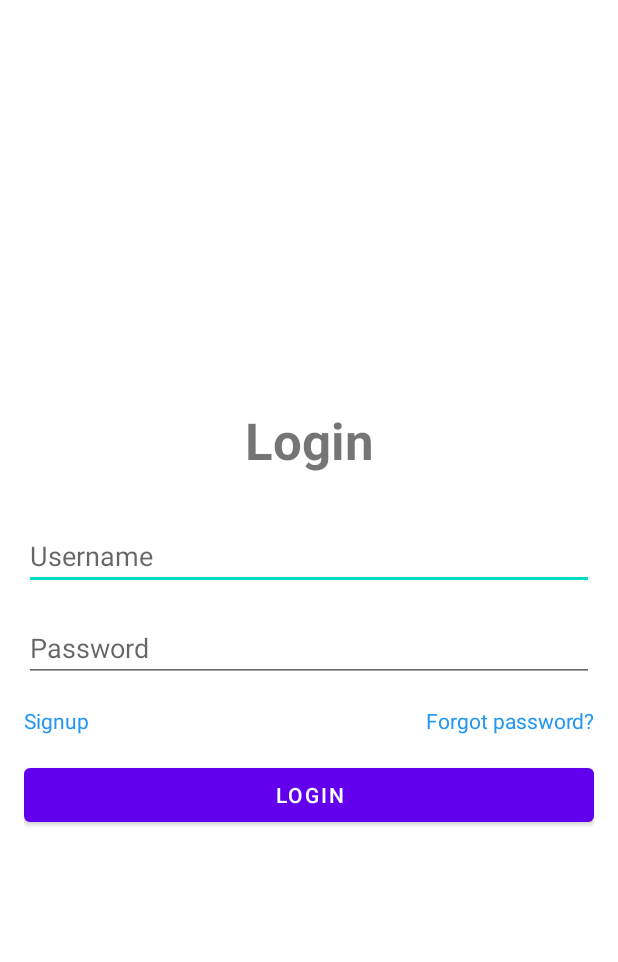
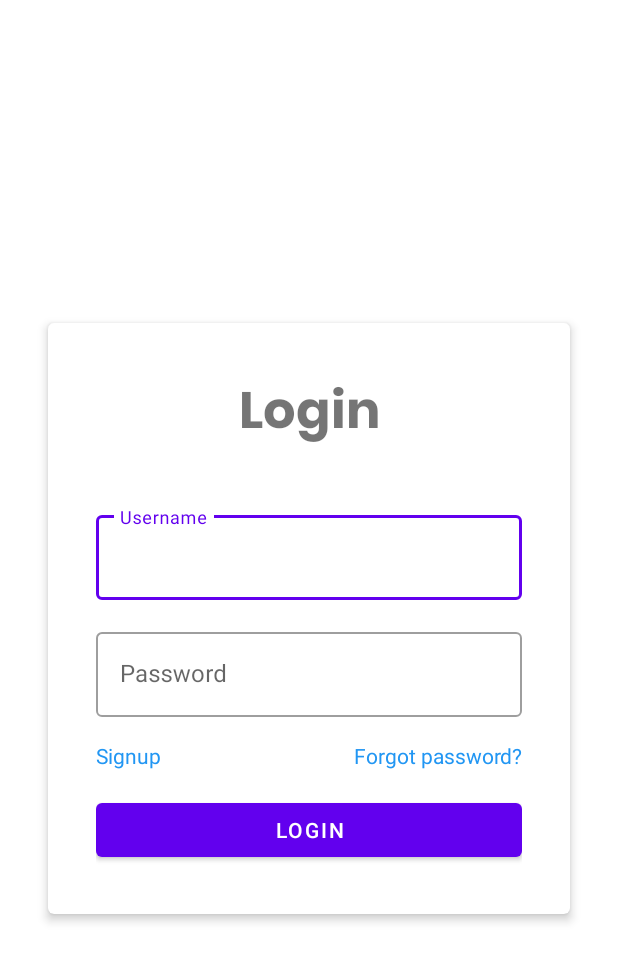
Before and after one commit to sanal-l-s/Login, an Android app: the screen it shows after launch (MainActivity), on a phone screen of 412 x 824 dp. Shown: the top 962 px of the screen. Run offline under Robolectric (Android 15) with nearby library versions, the phone set to English and light mode, and no system bars.

Commit message:
added cardView to give corner radius

```diff
--- a/app/src/main/res/layout/activity_main.xml
+++ b/app/src/main/res/layout/activity_main.xml
@@ -6,15 +6,22 @@
     android:layout_height="match_parent"
     tools:context=".MainActivity">
 
-    <LinearLayout
+    <androidx.cardview.widget.CardView
         android:layout_width="match_parent"
         android:layout_height="wrap_content"
-        android:layout_margin="16dp"
-        android:orientation="vertical"
+        android:layout_margin="32dp"
+        app:cardCornerRadius="4dp"
+        app:cardElevation="4dp"
         app:layout_constraintBottom_toBottomOf="parent"
         app:layout_constraintEnd_toEndOf="parent"
         app:layout_constraintStart_toStartOf="parent"
         app:layout_constraintTop_toTopOf="parent">
+
+        <LinearLayout
+            android:layout_width="match_parent"
+            android:layout_height="wrap_content"
+            android:layout_margin="32dp"
+            android:orientation="vertical">
 
 
             <TextView
@@ -24,31 +31,42 @@
                 android:gravity="center"
                 android:text="Login"
                 android:textSize="34sp"
-            android:textStyle="bold" />
+                android:textStyle="bold"
+                app:fontFamily="@font/poppins_bold" />
 
             <Space
                 android:layout_width="match_parent"
                 android:layout_height="32dp" />
 
-        <EditText
-            android:id="@+id/editTextTextPersonName"
+            <com.google.android.material.textfield.TextInputLayout
+                style="@style/Widget.MaterialComponents.TextInputLayout.OutlinedBox"
+                android:layout_width="match_parent"
+                android:layout_height="wrap_content">
+
+                <com.google.android.material.textfield.TextInputEditText
                     android:layout_width="match_parent"
                     android:layout_height="wrap_content"
-            android:ems="10"
                     android:hint="Username"
                     android:inputType="textPersonName" />
+            </com.google.android.material.textfield.TextInputLayout>
+
 
             <Space
                 android:layout_width="match_parent"
                 android:layout_height="16dp" />
 
-        <EditText
-            android:id="@+id/editTextTextPassword"
+            <com.google.android.material.textfield.TextInputLayout
+                style="@style/Widget.MaterialComponents.TextInputLayout.OutlinedBox"
+                android:layout_width="match_parent"
+                android:layout_height="wrap_content">
+
+                <com.google.android.material.textfield.TextInputEditText
                     android:layout_width="match_parent"
                     android:layout_height="wrap_content"
-            android:ems="10"
                     android:hint="Password"
                     android:inputType="textPassword" />
+            </com.google.android.material.textfield.TextInputLayout>
+
 
             <Space
                 android:layout_width="match_parent"
@@ -56,7 +74,7 @@
 
             <LinearLayout
                 android:layout_width="match_parent"
-            android:layout_height="match_parent"
+                android:layout_height="wrap_content"
                 android:orientation="horizontal">
 
                 <TextView
@@ -73,9 +91,9 @@
                     android:layout_width="wrap_content"
                     android:layout_height="wrap_content"
                     android:layout_weight="1"
+                    android:gravity="right"
                     android:text="Forgot password?"
-                android:textColor="#2196F3"
-                android:gravity="right" />
+                    android:textColor="#2196F3" />
             </LinearLayout>
 
             <Space
@@ -88,5 +106,6 @@
                 android:layout_height="wrap_content"
                 android:text="Login" />
         </LinearLayout>
+    </androidx.cardview.widget.CardView>
 
 </androidx.constraintlayout.widget.ConstraintLayout>
```
Lines whose indentation alone changed are shown as unchanged.
